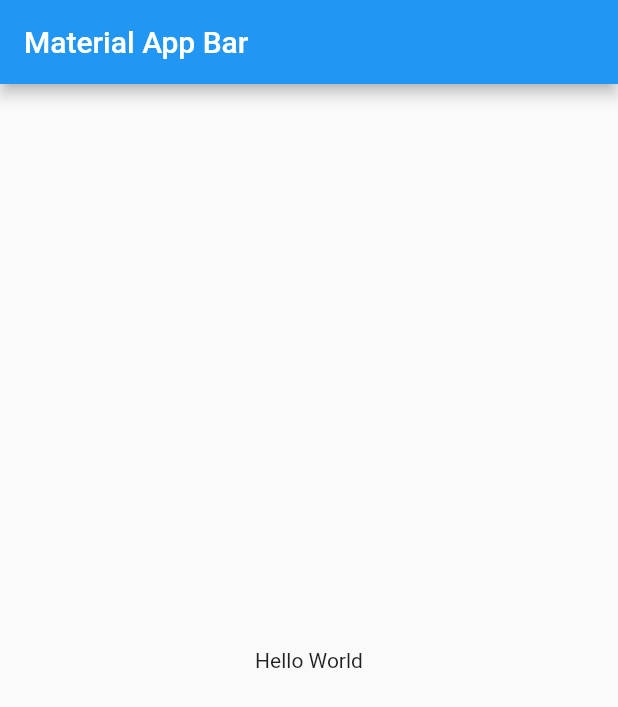
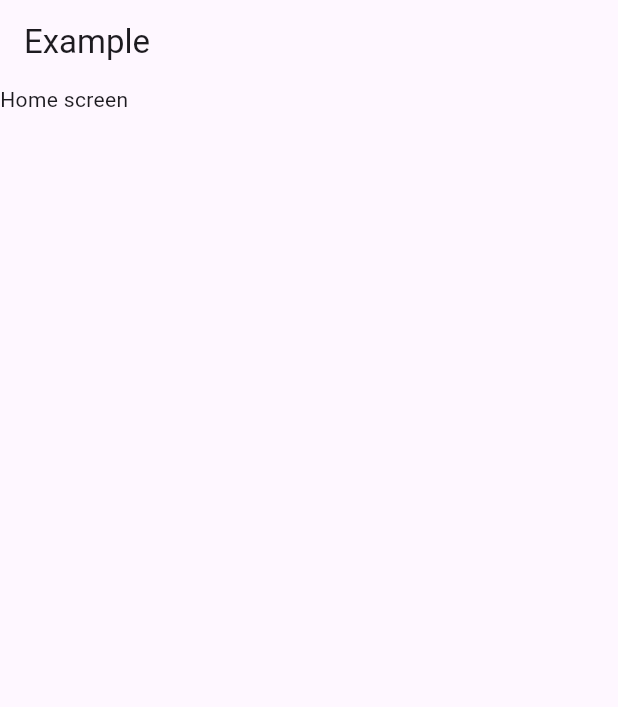
Before and after one commit to Jonap98/concerns-implementation, a Flutter app: the screen it shows after launch, on a phone screen of 412 x 824 dp. Shown: the top 707 px of the screen. Run offline on Flutter 3.47's test engine with Material 2 defaults, Android fonts, the phone set to English and light mode, and no system bars; our stand-ins replace flutter_dotenv, go_router.

Commit message:
feat(router): add router to homescreen

```diff
--- a/lib/main.dart
+++ b/lib/main.dart
@@ -1,21 +1,35 @@
 import 'package:flutter/material.dart';
+import 'package:flutter/services.dart';
 
-void main() => runApp(const MyApp());
+import 'package:concerns_implementation/src/config/router/app_router.dart';
+
+import 'package:flutter_dotenv/flutter_dotenv.dart';
+
+Future<void> main() async {
+  WidgetsFlutterBinding.ensureInitialized();
+
+  SystemChrome.setPreferredOrientations([
+    DeviceOrientation.portraitUp,
+    DeviceOrientation.portraitDown,
+  ]);
+
+  await dotenv.load( fileName: '.env' );
+
+  runApp(const MyApp());
+}
+
 
 class MyApp extends StatelessWidget {
   const MyApp({super.key});
 
   @override
   Widget build(BuildContext context) {
-    return MaterialApp(
+    return MaterialApp.router(
+      debugShowCheckedModeBanner: false,
       title: 'Material App',
-      home: Scaffold(
-        appBar: AppBar(
-          title: const Text('Material App Bar'),
-        ),
-        body: const Center(
-          child: Text('Hello World'),
-        ),
+      routerConfig: appRouter,
+      theme: ThemeData(
+        useMaterial3: true,
       ),
     );
   }
--- /dev/null
+++ b/lib/src/config/router/app_router.dart
@@ -0,0 +1,12 @@
+
+import 'package:concerns_implementation/src/presentation/home/screens/homescreen.dart';
+import 'package:go_router/go_router.dart';
+
+final appRouter = GoRouter(
+  routes: [
+    GoRoute(
+      path: '/',
+      builder: (context, state) => const HomeScreen(),
+    ),
+  ],
+);
--- /dev/null
+++ b/lib/src/presentation/home/screens/homescreen.dart
@@ -0,0 +1,13 @@
+import 'package:flutter/material.dart';
+
+class HomeScreen extends StatelessWidget {
+  const HomeScreen({super.key});
+
+  @override
+  Widget build(BuildContext context) {
+    return  Scaffold(
+      appBar: AppBar(title: const Text('Example')),
+      body: const Text('Home screen'),
+    );
+  }
+}
--- /dev/null
+++ b/lib/src/routes/routes.dart
@@ -0,0 +1,8 @@
+import 'package:concerns_implementation/src/presentation/home/screens/homescreen.dart';
+import 'package:flutter/material.dart';
+
+Map<String, WidgetBuilder> getApplicationRoutes() {
+  return <String, WidgetBuilder> {
+    'home_page': (BuildContext context) => const HomeScreen(),
+  };
+}
```
Also changed, not shown: pubspec.yaml (+6 -3 lines), pubspec.lock, 2 other files.
